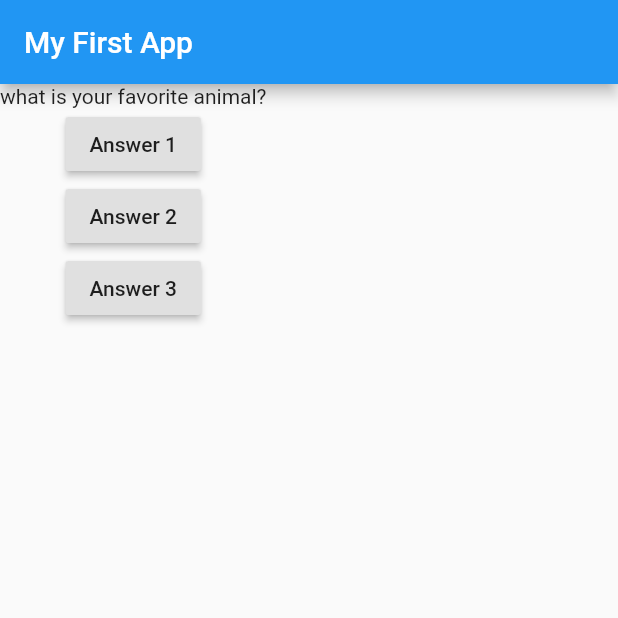
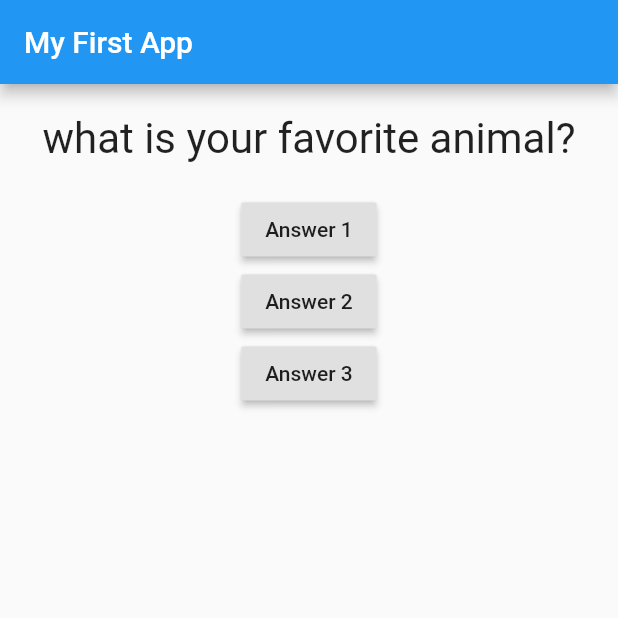
Before and after one commit to enamul95/flutter_practice, a Flutter app: the screen it shows after launch, after a tap on "Answer 1", on a phone screen of 412 x 824 dp, the top half of it. Run offline on Flutter 3.47's test engine with Material 2 defaults, Android fonts, the phone set to English and light mode, and no system bars.

Commit message:
update text widget

```diff
--- /dev/null
+++ b/lib/Question.dart
@@ -0,0 +1,18 @@
+import 'package:flutter/cupertino.dart';
+class Question extends StatelessWidget{
+  String questtionText;
+
+  Question(this.questtionText);
+
+  @override
+  Widget build(BuildContext context) {
+    // TODO: implement build
+    return Container(
+      width: double.infinity,
+      margin: EdgeInsets.all(20),
+      child:Text(questtionText,
+      style: TextStyle(fontSize: 28),
+      textAlign: TextAlign.center,
+    ),);
+  }
+}
--- a/lib/main.dart
+++ b/lib/main.dart
@@ -1,5 +1,5 @@
 import 'package:flutter/material.dart';
-
+import 'Question.dart';
 void main() {
   runApp(MyApp());
 }
@@ -8,17 +8,17 @@ void main() {
 class MyApp extends StatefulWidget{
   @override
   State<StatefulWidget> createState() {
-   return MyAppSate();
+   return _MyAppSate();
   }
 }
-class MyAppSate extends State<MyApp>{
-  var questionIndex=0;
-  void answerQuestion(){
+class _MyAppSate extends State<MyApp>{
+  var _questionIndex=0;
+  void _answerQuestion(){
     setState(() {
-      questionIndex = questionIndex+1;
+      _questionIndex = _questionIndex+1;
     });
 
-    print(questionIndex);
+    print(_questionIndex);
   }
   @override
   Widget build(BuildContext context) {
@@ -33,11 +33,11 @@ class MyAppSate extends State<MyApp>{
         ),
         body: Column(
           children: [
-            Text(
-                question[questionIndex],
+            Question(
+             question[_questionIndex],
             ),
             RaisedButton(child: Text("Answer 1"),
-                onPressed: answerQuestion
+                onPressed: _answerQuestion
             ),
             RaisedButton(
               child: Text("Answer 2"),
```
